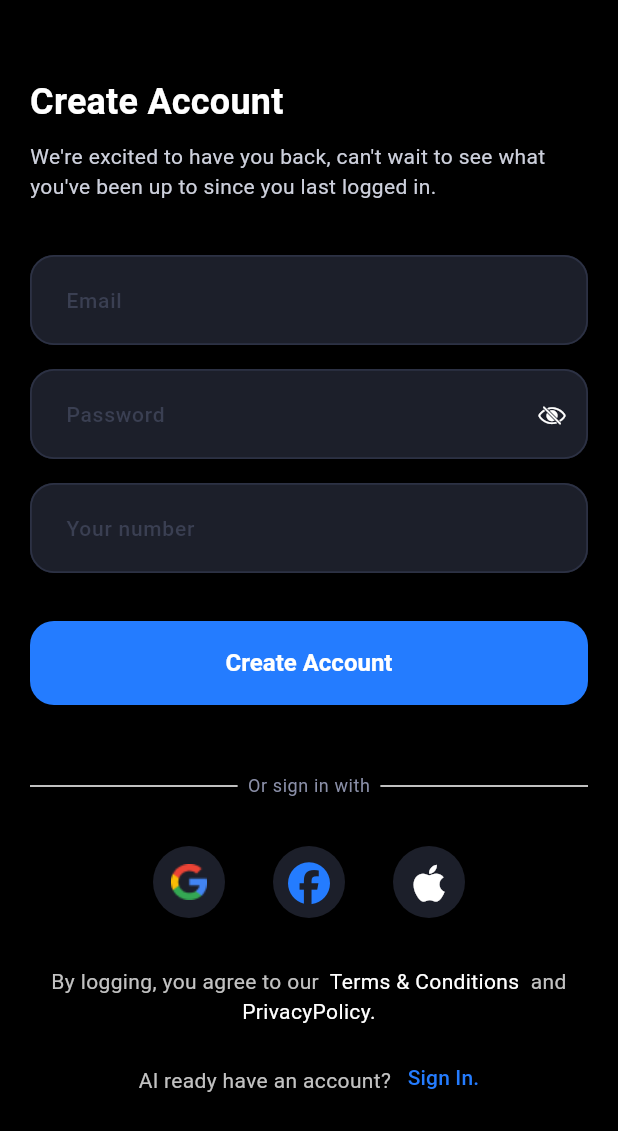
After one commit to Dev0-0Team/Hospital-ERP-Frontend-Mobile, a Flutter app: the SignUpView screen opened by its route, on a phone screen of 412 x 824 dp. The commit adds this screen. Shown: the top 1131 px of the screen. Run offline on Flutter 3.47's test engine with Material 3 defaults, Android fonts, the phone set to English and light mode, and no system bars; our stand-ins replace flutter_svg, font_awesome_flutter, go_router.

Commit message:
design sign up screen

```diff
--- a/lib/core/router/app_router.dart
+++ b/lib/core/router/app_router.dart
@@ -1,5 +1,6 @@
 import 'package:doctorine/core/router/app_routes.dart';
-import 'package:doctorine/features/login/ui/login_view.dart';
+import 'package:doctorine/features/auth/views/login_view.dart';
+import 'package:doctorine/features/auth/views/sign_up_view.dart';
 import 'package:doctorine/features/onboarding/ui/onboarding_view.dart';
 import 'package:flutter/material.dart';
 import 'package:go_router/go_router.dart';
@@ -18,6 +19,10 @@ class AppRouter {
         builder: (context, state) => const LoginView(),
       ),
       GoRoute(
+        path: AppRoutes.signUp,
+        builder: (context, state) => const SignUpView(),
+      ),
+      GoRoute(
         path: AppRoutes.home,
         builder: (context, state) =>
             const Scaffold(body: Center(child: Text("Home Screen"))),
--- a/lib/core/router/app_routes.dart
+++ b/lib/core/router/app_routes.dart
@@ -3,5 +3,6 @@ class AppRoutes {
   static const String home = '/home';
   static const String onboarding = '/';
   static const String login = '/login';
+  static const String signUp = '/signUp';
 
 }
--- a/lib/features/login/ui/login_view.dart
+++ b/lib/features/auth/views/login_view.dart
@@ -1,13 +1,15 @@
 import 'package:doctorine/core/extensions/build_context_extensions.dart';
 import 'package:doctorine/core/helpers/spaces.dart';
+import 'package:doctorine/core/router/app_routes.dart';
 import 'package:doctorine/core/widgets/primary_button.dart';
 import 'package:doctorine/core/widgets/primary_text_field.dart';
-import 'package:doctorine/features/login/ui/widgets/oauth_widgets.dart';
-import 'package:doctorine/features/login/ui/widgets/remember_me_check_box.dart';
-import 'package:doctorine/features/login/ui/widgets/sign_in_with_message.dart';
-import 'package:doctorine/features/login/ui/widgets/sign_up_text.dart';
-import 'package:doctorine/features/login/ui/widgets/terms_and_conditions_text.dart';
+import 'package:doctorine/features/auth/views/widgets/oauth_widgets.dart';
+import 'package:doctorine/features/auth/views/widgets/remember_me_check_box.dart';
+import 'package:doctorine/features/auth/views/widgets/sign_in_with_message.dart';
+import 'package:doctorine/features/auth/views/widgets/bottom_text.dart';
+import 'package:doctorine/features/auth/views/widgets/terms_and_conditions_text.dart';
 import 'package:flutter/material.dart';
+import 'package:go_router/go_router.dart';
 
 class LoginView extends StatelessWidget {
   const LoginView({super.key});
@@ -44,7 +46,11 @@ class LoginView extends StatelessWidget {
                 const VerticalSpace(height: 32),
                 const TermsAndConditionsText(),
                 const VerticalSpace(height: 24),
-                const SignUpText(),
+                BottomText(
+                  messageText: "D’ont have an account yet? ",
+                  clickableText: "  Sign Up.",
+                  onTextClicked: () => context.pushNamed(AppRoutes.signUp),
+                ),
                 const VerticalSpace(height: 24),
               ],
             ),
--- /dev/null
+++ b/lib/features/auth/views/sign_up_view.dart
@@ -0,0 +1,60 @@
+import 'package:doctorine/core/extensions/build_context_extensions.dart';
+import 'package:doctorine/core/helpers/spaces.dart';
+import 'package:doctorine/core/widgets/primary_button.dart';
+import 'package:doctorine/core/widgets/primary_text_field.dart';
+import 'package:doctorine/features/auth/views/widgets/oauth_widgets.dart';
+import 'package:doctorine/features/auth/views/widgets/sign_in_with_message.dart';
+import 'package:doctorine/features/auth/views/widgets/bottom_text.dart';
+import 'package:doctorine/features/auth/views/widgets/terms_and_conditions_text.dart';
+import 'package:flutter/material.dart';
+import 'package:go_router/go_router.dart';
+
+class SignUpView extends StatelessWidget {
+  const SignUpView({super.key});
+
+  @override
+  Widget build(BuildContext context) {
+    return Scaffold(
+      body: SafeArea(
+        child: SingleChildScrollView(
+          padding: const EdgeInsets.symmetric(horizontal: 20),
+          child: Form(
+            child: Column(
+              crossAxisAlignment: CrossAxisAlignment.start,
+              children: [
+                const VerticalSpace(height: 50),
+                Text("Create Account ", style: context.textStyles.titleMedium),
+                const VerticalSpace(height: 8),
+                Text(
+                  "We're excited to have you back, can't wait to see what you've been up to since you last logged in.",
+                  style: context.textStyles.bodyMedium,
+                ),
+                const VerticalSpace(height: 36),
+                const PrimaryTextFormField(hint: "Email"),
+                const VerticalSpace(height: 16),
+                const PrimaryTextFormField(hint: "Password", isPassword: true),
+                const VerticalSpace(height: 16),
+                const PrimaryTextFormField(hint: "Your number"),
+                const VerticalSpace(height: 32),
+                PrimaryButton(text: "Create Account", onPressed: () {}),
+                const VerticalSpace(height: 46),
+                const SignInWithMessage(),
+                const VerticalSpace(height: 32),
+                const OauthWidgets(),
+                const VerticalSpace(height: 32),
+                const TermsAndConditionsText(),
+                const VerticalSpace(height: 24),
+                BottomText(
+                  messageText: "Al ready have an account? ",
+                  clickableText: "  Sign In.",
+                  onTextClicked: () => context.pop(),
+                ),
+                const VerticalSpace(height: 24),
+              ],
+            ),
+          ),
+        ),
+      ),
+    );
+  }
+}
--- /dev/null
+++ b/lib/features/auth/views/widgets/bottom_text.dart
@@ -0,0 +1,43 @@
+import 'package:doctorine/core/extensions/build_context_extensions.dart';
+import 'package:doctorine/core/theme/app_colors.dart';
+import 'package:flutter/material.dart';
+
+class BottomText extends StatelessWidget {
+  const BottomText({
+    super.key,
+    required this.messageText,
+    required this.clickableText,
+    required this.onTextClicked,
+  });
+  final String messageText;
+  final String clickableText;
+  final VoidCallback onTextClicked;
+  @override
+  Widget build(BuildContext context) {
+    return Center(
+      child: RichText(
+        textAlign: TextAlign.center,
+        softWrap: true,
+        text: TextSpan(
+          text: messageText,
+          style: context.textStyles.bodyMedium!.copyWith(
+            color: AppColors.lightGrey,
+          ),
+          children: [
+            WidgetSpan(
+              child: InkWell(
+                onTap: () => onTextClicked(),
+                child: Text(
+                  clickableText,
+                  style: context.textStyles.labelLarge!.copyWith(
+                    color: AppColors.mainBlue,
+                  ),
+                ),
+              ),
+            ),
+          ],
+        ),
+      ),
+    );
+  }
+}
--- a/lib/features/login/ui/widgets/sign_up_text.dart
+++ /dev/null
@@ -1,31 +0,0 @@
-import 'package:doctorine/core/extensions/build_context_extensions.dart';
-import 'package:doctorine/core/theme/app_colors.dart';
-import 'package:flutter/material.dart';
-
-class SignUpText extends StatelessWidget {
-  const SignUpText({super.key});
-
-  @override
-  Widget build(BuildContext context) {
-    return Center(
-      child: RichText(
-        textAlign: TextAlign.center,
-        softWrap: true,
-        text: TextSpan(
-          text: "D’ont have an account yet? ",
-          style: context.textStyles.bodyMedium!.copyWith(
-            color: AppColors.lightGrey,
-          ),
-          children: [
-            TextSpan(
-              text: "  Sign Up.",
-              style: context.textStyles.labelLarge!.copyWith(
-                color: AppColors.mainBlue,
-              ),
-            ),
-          ],
-        ),
-      ),
-    );
-  }
-}
```
Also changed, not shown: lib/features/auth/views/widgets/oauth_widgets.dart (renamed from lib/features/login/ui/widgets/oauth_widgets.dart), lib/features/auth/views/widgets/remember_me_check_box.dart (renamed from lib/features/login/ui/widgets/remember_me_check_box.dart), lib/features/auth/views/widgets/sign_in_with_message.dart (renamed from lib/features/login/ui/widgets/sign_in_with_message.dart), lib/features/auth/views/widgets/terms_and_conditions_text.dart (renamed from lib/features/login/ui/widgets/terms_and_conditions_text.dart).
